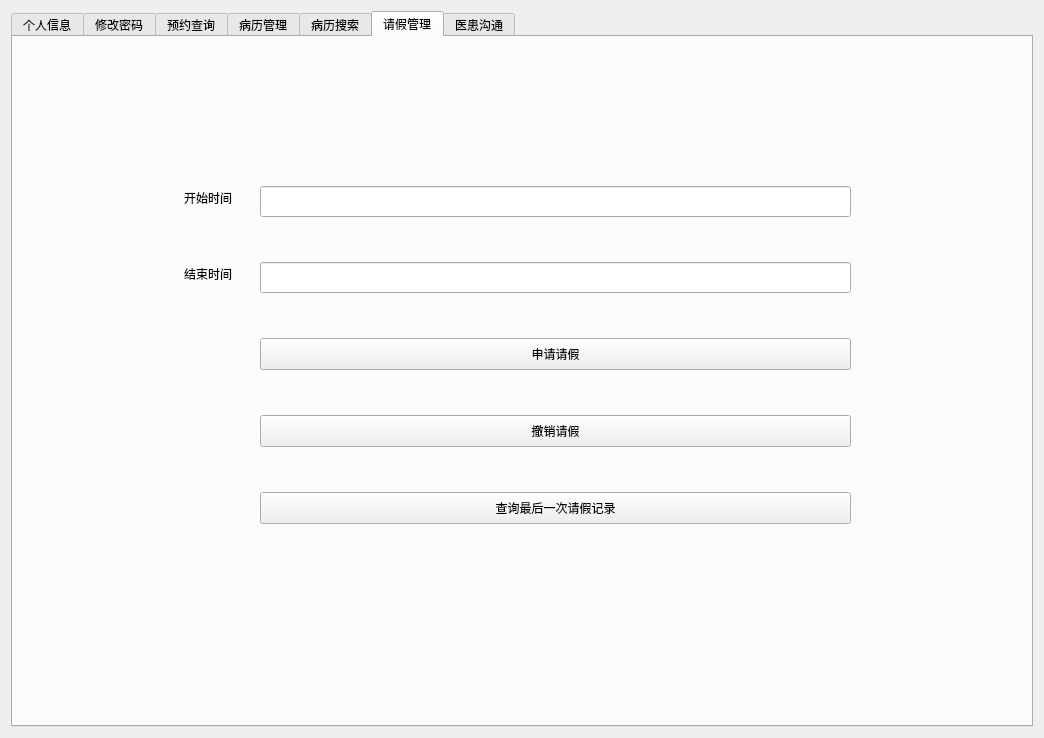
This is src/doctor-client/src/doctor.ui in bit-cs-practicing/MedicalIntelligence as Qt 5 draws it before an edit. The edited form follows.
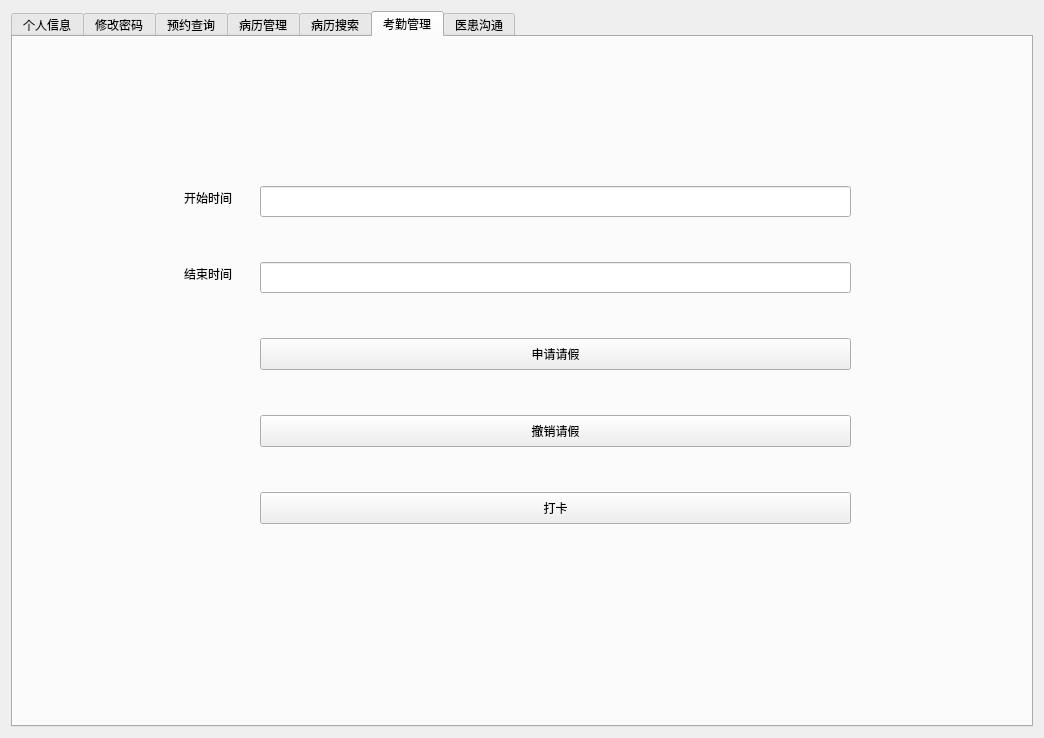
This is the edited form. The open tabs and pages were chosen to show the change.

Commit message: fix(doctor-client/ui): fix error in leave manager

```diff
--- a/src/doctor-client/src/doctor.ui
+++ b/src/doctor-client/src/doctor.ui
@@ -356,7 +356,7 @@
      </widget>
      <widget class="QWidget" name="LeaveManaging">
       <attribute name="title">
-       <string>请假管理</string>
+       <string>考勤管理</string>
       </attribute>
       <widget class="QLabel" name="label_28">
        <property name="geometry">
@@ -427,7 +427,7 @@
         </rect>
        </property>
        <property name="text">
-        <string>查询最后一次请假记录</string>
+        <string>打卡</string>
        </property>
       </widget>
       <widget class="QLabel" name="label_27">
```
Left out of the diff: 2 changed lines with no effect on the pictures.
